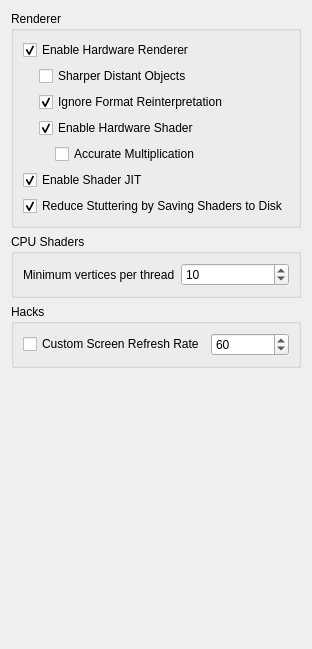
First picture: the form in src/citra_qt/configuration/configure_graphics.ui, repository tbsp/citra-valentin, before the edit.
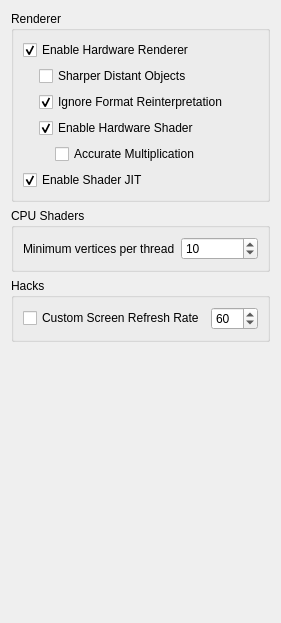
Second picture: the form after the edit.

Commit message: Remove disk shader cache because it causes very high memory usage in LM2/LMDM

```diff
--- a/src/citra_qt/configuration/configure_graphics.ui
+++ b/src/citra_qt/configuration/configure_graphics.ui
@@ -123,16 +123,6 @@
         </property>
        </widget>
       </item>
-      <item>
-       <widget class="QCheckBox" name="toggle_disk_cache">
-        <property name="text">
-         <string>Reduce Stuttering by Saving Shaders to Disk</string>
-        </property>
-        <property name="checked">
-         <bool>true</bool>
-        </property>
-       </widget>
-      </item>
      </layout>
     </widget>
    </item>
```
The commit also changes 32 other files.
